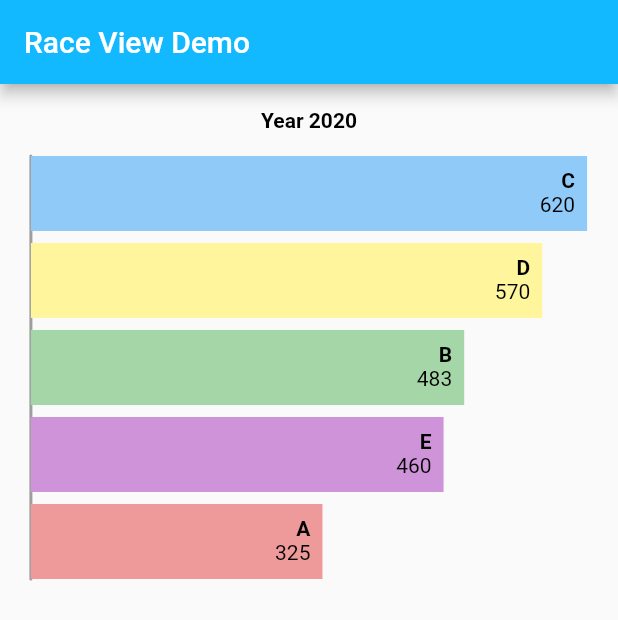
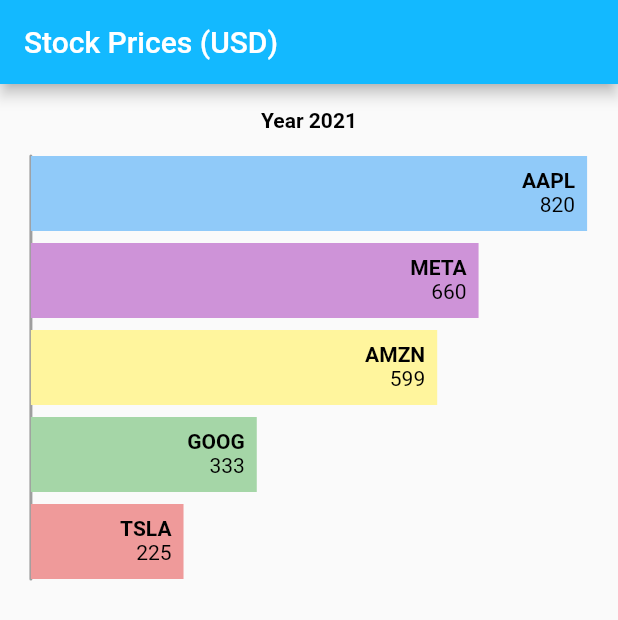
Before and after one commit to rohan20/flutter_race_view, a Flutter app: the screen it shows after launch, on a phone screen of 412 x 824 dp. Shown: the top 620 px of the screen. Run offline on Flutter 3.47's test engine with Material 2 defaults, Android fonts, the phone set to English and light mode, and no system bars.

Commit message:
better example

```diff
--- a/example/lib/race_view_demo/view/race_view_demo_page.dart
+++ b/example/lib/race_view_demo/view/race_view_demo_page.dart
@@ -16,7 +16,7 @@ class RaceViewDemoView extends StatelessWidget {
   @override
   Widget build(BuildContext context) {
     return Scaffold(
-      appBar: AppBar(title: const Text('Race View Demo')),
+      appBar: AppBar(title: const Text('Stock Prices (USD)')),
       body: Padding(
         padding: const EdgeInsets.only(top: 16),
         child: RaceView(
@@ -25,8 +25,15 @@ class RaceViewDemoView extends StatelessWidget {
             [125, 135, 80, 70, 150],
             [205, 173, 120, 370, 260],
             [325, 483, 620, 570, 460],
+            [225, 333, 820, 599, 660],
           ],
-          dataColumnNames: const ['A', 'B', 'C', 'D', 'E'],
+          dataColumnNames: const [
+            'TSLA',
+            'GOOG',
+            'AAPL',
+            'AMZN',
+            'META',
+          ],
           dataColumnColors: [
             Colors.red.shade200,
             Colors.green.shade200,
@@ -39,6 +46,7 @@ class RaceViewDemoView extends StatelessWidget {
             'Year 2018',
             'Year 2019',
             'Year 2020',
+            'Year 2021',
           ],
         ),
       ),
```
